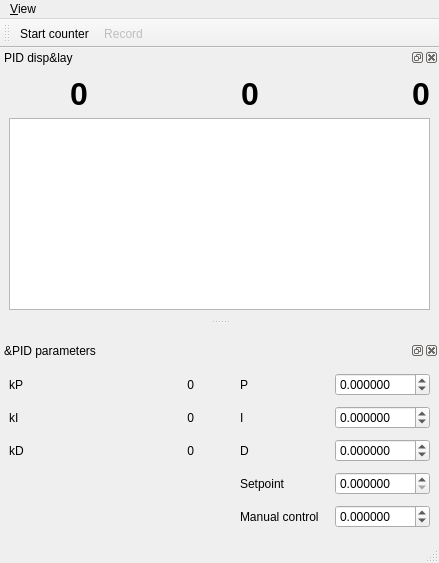
First picture: the form in gui/pidgui/ui_pid_control.ui, repository Ulm-IQO/qudi, before the edit.
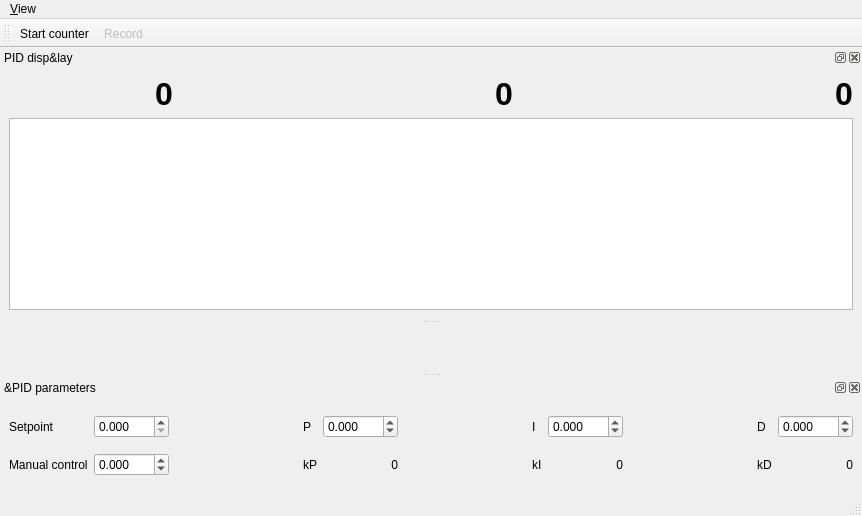
Second picture: the form after the edit. Icons and pictures are not drawn. Custom widgets are drawn as their Qt base class.

Commit message: Adjusted PID parameters layout in GUI for better fit on small Raspberry Pi screen.

```diff
--- a/gui/pidgui/ui_pid_control.ui
+++ b/gui/pidgui/ui_pid_control.ui
@@ -6,8 +6,8 @@
    <rect>
     <x>0</x>
     <y>0</y>
-    <width>439</width>
-    <height>563</height>
+    <width>862</width>
+    <height>516</height>
    </rect>
   </property>
   <property name="windowTitle">
@@ -19,8 +19,8 @@
     <rect>
      <x>0</x>
      <y>0</y>
-     <width>439</width>
-     <height>21</height>
+     <width>862</width>
+     <height>30</height>
     </rect>
    </property>
    <widget class="QMenu" name="menuView">
@@ -145,8 +145,8 @@
   <widget class="QDockWidget" name="pid_parameters_DockWidget">
    <property name="minimumSize">
     <size>
-     <width>312</width>
-     <height>200</height>
+     <width>756</width>
+     <height>116</height>
     </size>
    </property>
    <property name="maximumSize">
@@ -163,36 +163,17 @@
    </attribute>
    <widget class="QWidget" name="dockWidgetContents_2">
     <layout class="QGridLayout" name="gridLayout_2">
-     <item row="3" column="3">
+     <item row="0" column="0">
       <widget class="QLabel" name="label">
        <property name="text">
         <string>Setpoint</string>
        </property>
       </widget>
      </item>
-     <item row="0" column="0">
-      <widget class="QLabel" name="labelkPtext">
-       <property name="text">
-        <string>kP</string>
-       </property>
-      </widget>
-     </item>
-     <item row="2" column="3">
-      <widget class="QLabel" name="labelD">
-       <property name="toolTip">
-        <string>If bigger than 1, the number of samples is averaged over the given number and then displayed. 
-Use for extremely fast counting, since all the raw data is saved. 
-Timestamps in oversampling interval are all equal to the averaging time.</string>
-       </property>
-       <property name="text">
-        <string>D</string>
-       </property>
-      </widget>
-     </item>
-     <item row="3" column="4">
+     <item row="0" column="1">
       <widget class="QDoubleSpinBox" name="setpointDoubleSpinBox">
        <property name="decimals">
-        <number>6</number>
+        <number>3</number>
        </property>
        <property name="minimum">
         <double>0.000000000000000</double>
@@ -202,6 +183,19 @@
        </property>
       </widget>
      </item>
+     <item row="0" column="2">
+      <spacer name="horizontalSpacer_3">
+       <property name="orientation">
+        <enum>Qt::Horizontal</enum>
+       </property>
+       <property name="sizeHint" stdset="0">
+        <size>
+         <width>64</width>
+         <height>20</height>
+        </size>
+       </property>
+      </spacer>
+     </item>
      <item row="0" column="3">
       <widget class="QLabel" name="labelP">
        <property name="text">
@@ -209,10 +203,10 @@
        </property>
       </widget>
      </item>
-     <item row="4" column="4">
-      <widget class="QDoubleSpinBox" name="manualDoubleSpinBox">
+     <item row="0" column="4">
+      <widget class="QDoubleSpinBox" name="P_DoubleSpinBox">
        <property name="decimals">
-        <number>6</number>
+        <number>3</number>
        </property>
        <property name="minimum">
         <double>-999.000000000000000</double>
@@ -222,24 +216,30 @@
        </property>
       </widget>
      </item>
-     <item row="4" column="3">
-      <widget class="QLabel" name="labelManual">
-       <property name="text">
-        <string>Manual control</string>
+     <item row="0" column="5">
+      <spacer name="horizontalSpacer_5">
+       <property name="orientation">
+        <enum>Qt::Horizontal</enum>
        </property>
-      </widget>
+       <property name="sizeHint" stdset="0">
+        <size>
+         <width>65</width>
+         <height>20</height>
+        </size>
+       </property>
+      </spacer>
      </item>
-     <item row="1" column="3">
+     <item row="0" column="6">
       <widget class="QLabel" name="labelI">
        <property name="text">
         <string>I</string>
        </property>
       </widget>
      </item>
-     <item row="1" column="4">
+     <item row="0" column="7">
       <widget class="QDoubleSpinBox" name="I_DoubleSpinBox">
        <property name="decimals">
-        <number>6</number>
+        <number>3</number>
        </property>
        <property name="minimum">
         <double>-999.000000000000000</double>
@@ -249,72 +249,120 @@
        </property>
       </widget>
      </item>
-     <item row="0" column="4">
-      <widget class="QDoubleSpinBox" name="P_DoubleSpinBox">
-       <property name="decimals">
-        <number>6</number>
+     <item row="0" column="8">
+      <spacer name="horizontalSpacer_7">
+       <property name="orientation">
+        <enum>Qt::Horizontal</enum>
        </property>
-       <property name="minimum">
-        <double>-999.000000000000000</double>
+       <property name="sizeHint" stdset="0">
+        <size>
+         <width>64</width>
+         <height>20</height>
+        </size>
        </property>
-       <property name="maximum">
-        <double>999.000000000000000</double>
-       </property>
-      </widget>
+      </spacer>
      </item>
-     <item row="2" column="0">
-      <widget class="QLabel" name="labelkDtext">
+     <item row="0" column="9">
+      <widget class="QLabel" name="labelD">
+       <property name="toolTip">
+        <string>If bigger than 1, the number of samples is averaged over the given number and then displayed. 
+Use for extremely fast counting, since all the raw data is saved. 
+Timestamps in oversampling interval are all equal to the averaging time.</string>
+       </property>
        <property name="text">
-        <string>kD</string>
+        <string>D</string>
+       </property>
+      </widget>
+     </item>
+     <item row="0" column="10">
+      <widget class="QDoubleSpinBox" name="D_DoubleSpinBox">
+       <property name="toolTip">
+        <string>If bigger than 1, the number of samples is averaged over the given number and then displayed. 
+Use for extremely fast counting, since all the raw data is saved. 
+Timestamps in oversampling interval are all equal to the averaging time.</string>
+       </property>
+       <property name="decimals">
+        <number>3</number>
+       </property>
+       <property name="minimum">
+        <double>-999.000000000000000</double>
+       </property>
+       <property name="maximum">
+        <double>999.000000000000000</double>
        </property>
       </widget>
      </item>
      <item row="1" column="0">
+      <widget class="QLabel" name="labelManual">
+       <property name="text">
+        <string>Manual control</string>
+       </property>
+      </widget>
+     </item>
+     <item row="1" column="1">
+      <widget class="QDoubleSpinBox" name="manualDoubleSpinBox">
+       <property name="decimals">
+        <number>3</number>
+       </property>
+       <property name="minimum">
+        <double>-999.000000000000000</double>
+       </property>
+       <property name="maximum">
+        <double>999.000000000000000</double>
+       </property>
+      </widget>
+     </item>
+     <item row="1" column="2">
+      <spacer name="horizontalSpacer_4">
+       <property name="orientation">
+        <enum>Qt::Horizontal</enum>
+       </property>
+       <property name="sizeHint" stdset="0">
+        <size>
+         <width>64</width>
+         <height>20</height>
+        </size>
+       </property>
+      </spacer>
+     </item>
+     <item row="1" column="3">
+      <widget class="QLabel" name="labelkPtext">
+       <property name="text">
+        <string>kP</string>
+       </property>
+      </widget>
+     </item>
+     <item row="1" column="4">
+      <widget class="QLabel" name="labelkP">
+       <property name="text">
+        <string>0</string>
+       </property>
+       <property name="alignment">
+        <set>Qt::AlignRight|Qt::AlignTrailing|Qt::AlignVCenter</set>
+       </property>
+      </widget>
+     </item>
+     <item row="1" column="5">
+      <spacer name="horizontalSpacer_6">
+       <property name="orientation">
+        <enum>Qt::Horizontal</enum>
+       </property>
+       <property name="sizeHint" stdset="0">
+        <size>
+         <width>65</width>
+         <height>20</height>
+        </size>
+       </property>
+      </spacer>
+     </item>
+     <item row="1" column="6">
       <widget class="QLabel" name="labelkItext">
        <property name="text">
         <string>kI</string>
        </property>
       </widget>
      </item>
-     <item row="2" column="4">
-      <widget class="QDoubleSpinBox" name="D_DoubleSpinBox">
-       <property name="toolTip">
-        <string>If bigger than 1, the number of samples is averaged over the given number and then displayed. 
-Use for extremely fast counting, since all the raw data is saved. 
-Timestamps in oversampling interval are all equal to the averaging time.</string>
-       </property>
-       <property name="decimals">
-        <number>6</number>
-       </property>
-       <property name="minimum">
-        <double>-999.000000000000000</double>
-       </property>
-       <property name="maximum">
-        <double>999.000000000000000</double>
-       </property>
-      </widget>
-     </item>
-     <item row="0" column="1">
-      <widget class="QLabel" name="labelkP">
-       <property name="text">
-        <string>0</string>
-       </property>
-       <property name="alignment">
-        <set>Qt::AlignRight|Qt::AlignTrailing|Qt::AlignVCenter</set>
-       </property>
-      </widget>
-     </item>
-     <item row="2" column="1">
-      <widget class="QLabel" name="labelkD">
-       <property name="text">
-        <string>0</string>
-       </property>
-       <property name="alignment">
-        <set>Qt::AlignRight|Qt::AlignTrailing|Qt::AlignVCenter</set>
-       </property>
-      </widget>
-     </item>
-     <item row="1" column="1">
+     <item row="1" column="7">
       <widget class="QLabel" name="labelkI">
        <property name="text">
         <string>0</string>
@@ -324,22 +372,36 @@
        </property>
       </widget>
      </item>
-     <item row="0" column="2">
-      <spacer name="horizontalSpacer_3">
+     <item row="1" column="8">
+      <spacer name="horizontalSpacer_8">
        <property name="orientation">
         <enum>Qt::Horizontal</enum>
        </property>
-       <property name="sizeType">
-        <enum>QSizePolicy::Preferred</enum>
-       </property>
        <property name="sizeHint" stdset="0">
         <size>
-         <width>40</width>
+         <width>64</width>
          <height>20</height>
         </size>
        </property>
       </spacer>
      </item>
+     <item row="1" column="9">
+      <widget class="QLabel" name="labelkDtext">
+       <property name="text">
+        <string>kD</string>
+       </property>
+      </widget>
+     </item>
+     <item row="1" column="10">
+      <widget class="QLabel" name="labelkD">
+       <property name="text">
+        <string>0</string>
+       </property>
+       <property name="alignment">
+        <set>Qt::AlignRight|Qt::AlignTrailing|Qt::AlignVCenter</set>
+       </property>
+      </widget>
+     </item>
     </layout>
    </widget>
   </widget>
```
